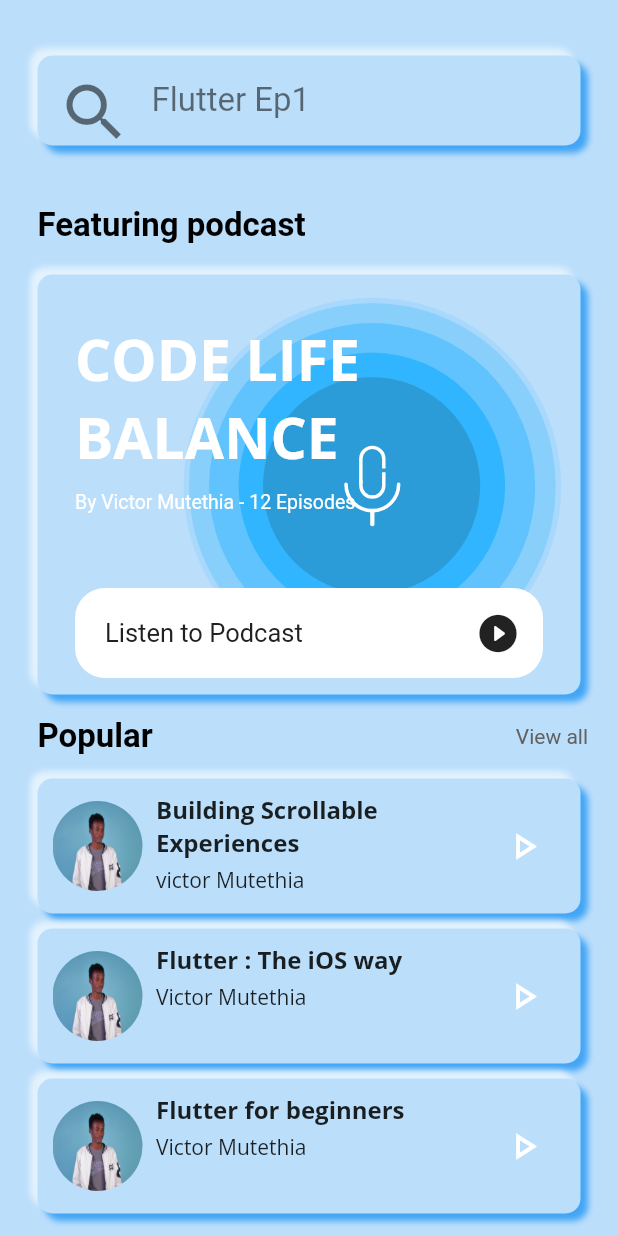
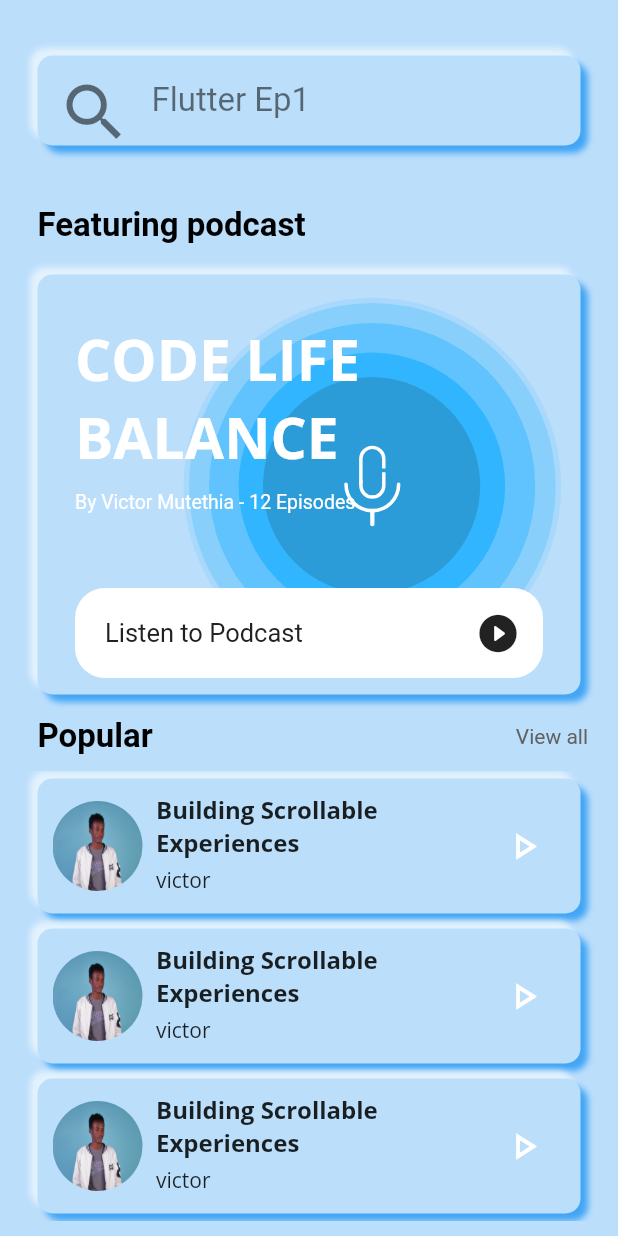
Before and after one commit to dev-vickie/Pody, a Flutter app: the HomePage screen opened directly, scrolled down 179 dp, on a phone screen of 412 x 824 dp. Run offline on Flutter 3.47's test engine with Material 2 defaults, Android fonts, the phone set to English and light mode, and no system bars; our stand-ins replace google_fonts, lottie, percent_indicator, smooth_page_indicator.

Commit message:
Added a podcast model and mock data

```diff
--- /dev/null
+++ b/lib/models/podcast_model.dart
@@ -0,0 +1,35 @@
+class Podcast {
+  final String name;
+  final String producer;
+  final String date;
+  final String pictureUrl;
+  Podcast({
+    required this.name,
+    required this.producer,
+    required this.date,
+    required this.pictureUrl,
+  });
+}
+
+final List<Podcast> podcasts = [
+  Podcast(
+      name: 'Building Scrollable Experiences',
+      producer: 'victor',
+      date: DateTime.now().toIso8601String(),
+      pictureUrl: 'assets/vmimage.png'),
+   Podcast(
+      name: 'Building Scrollable Experiences',
+      producer: 'victor',
+      date: DateTime.now().toIso8601String(),
+      pictureUrl: 'assets/vmimage.png'),
+       Podcast(
+      name: 'Building Scrollable Experiences',
+      producer: 'victor',
+      date: DateTime.now().toIso8601String(),
+      pictureUrl: 'assets/vmimage.png'),
+       Podcast(
+      name: 'Building Scrollable Experiences',
+      producer: 'victor',
+      date: DateTime.now().toIso8601String(),
+      pictureUrl: 'assets/vmimage.png'),
+];
--- a/lib/pages/homepage/homepage.dart
+++ b/lib/pages/homepage/homepage.dart
@@ -7,6 +7,7 @@ import 'package:podcast_app/pages/homepage/homepage_widgets/podcast_name.dart';
 import 'package:podcast_app/pages/homepage/homepage_widgets/popular_name.dart';
 import 'package:podcast_app/pages/homepage/homepage_widgets/search.dart';
 
+import '../../models/podcast_model.dart';
 import 'homepage_widgets/popular_list.dart';
 
 class HomePage extends StatelessWidget {
@@ -20,53 +21,53 @@ class HomePage extends StatelessWidget {
         child: SingleChildScrollView(
           child: Column(
             crossAxisAlignment: CrossAxisAlignment.start,
-            children: const [
+            children: [
               //greetings
-              Greetings(username: 'melisa'),
-              SizedBox(
+              const Greetings(username: 'melisa'),
+              const SizedBox(
                 height: 10,
               ),
               //podcast header name
-              PodcastHeader(),
-              SizedBox(
+              const PodcastHeader(),
+              const SizedBox(
                 height: 40,
               ),
 
               //search
-              Search(),
-              SizedBox(height: 40),
+              const Search(),
+              const SizedBox(height: 40),
 
               //featuring
-              FeaturingPodcast(),
-              SizedBox(height: 20),
+              const FeaturingPodcast(),
+              const SizedBox(height: 20),
 
               //featuring podcast card
-              FeaturingPodcastCard(
+              const FeaturingPodcastCard(
                 podcastName: 'CODE LIFE BALANCE',
                 producerName: 'Victor Mutethia',
               ),
-              SizedBox(
+              const SizedBox(
                 height: 15,
               ),
 
               // popular and view all text
-              PopularName(),
-              SizedBox(height: 10),
+              const PopularName(),
+              const SizedBox(height: 10),
 
               //popular list
-              PopularPodcastsList(
-                podcastName: 'Building Scrollable Experiences',
-                producerName: 'victor Mutethia',
+              SizedBox(
+                height: 300,
+                child: ListView.builder(
+                    itemCount: podcasts.length,
+                    itemBuilder: (context, index) {
+                      Podcast podcast = podcasts[index];
+                      return PopularPodcastsList(
+                          podcastName: podcast.name,
+                          producerName: podcast.producer,
+                          pictureUrl: podcast.pictureUrl);
+                    }),
               ),
-              PopularPodcastsList(
-                podcastName: 'Flutter : The iOS way',
-                producerName: 'Victor Mutethia',
-              ),
-              PopularPodcastsList(
-                podcastName: 'Flutter for beginners',
-                producerName: 'Victor Mutethia',
-              ),
-              SizedBox(height: 10),
+              const SizedBox(height: 10),
             ],
           ),
         ),
--- a/lib/pages/homepage/homepage_widgets/popular_list.dart
+++ b/lib/pages/homepage/homepage_widgets/popular_list.dart
@@ -4,12 +4,14 @@ import 'package:podcast_app/pages/podcast_page/podcast_page.dart';
 import 'package:podcast_app/utils/neumorphic_box.dart';
 
 class PopularPodcastsList extends StatelessWidget {
+  final String pictureUrl;
   final String podcastName;
   final String producerName;
   const PopularPodcastsList({
     super.key,
     required this.podcastName,
     required this.producerName,
+    required this.pictureUrl
   });
 
   @override
@@ -35,13 +37,13 @@ class PopularPodcastsList extends StatelessWidget {
               children: [
                 //Container for image icon
 
-                const Padding(
+                Padding(
                   padding: EdgeInsets.all(5),
                   child: ClipOval(
                     child: Image(
                       height: 60,
                       width: 60,
-                      image: AssetImage('assets/vmimage.png'),
+                      image: AssetImage(pictureUrl),
                       fit: BoxFit.fill,
                     ),
                   ),
```
Also changed, not shown: pubspec.lock.
